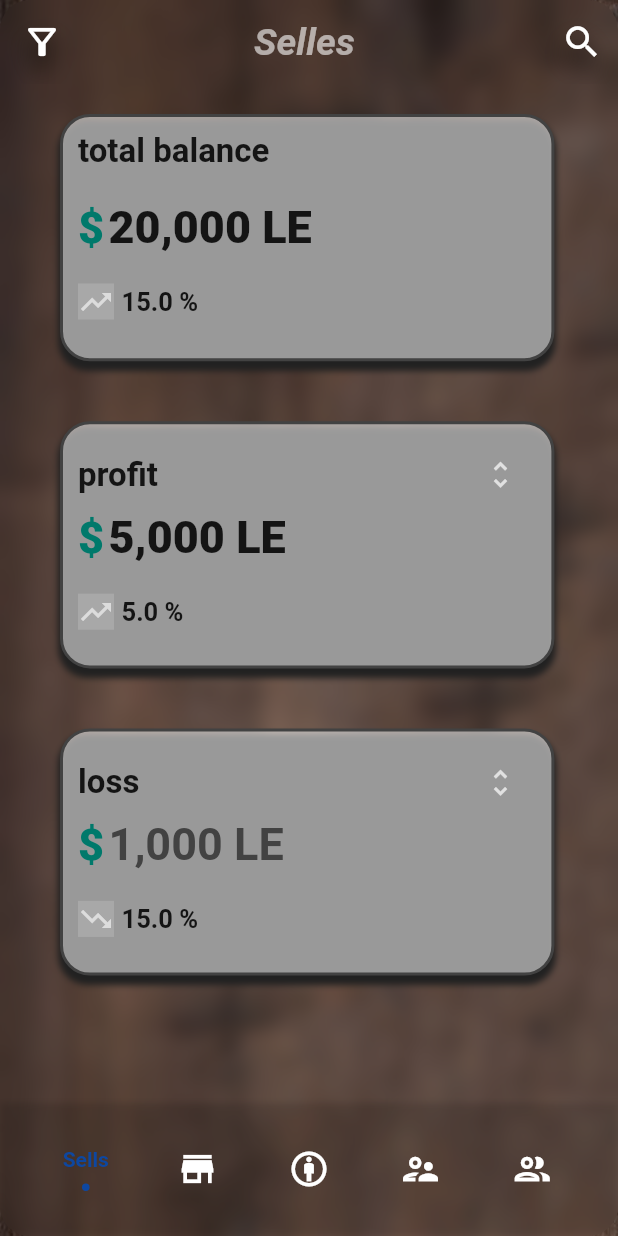
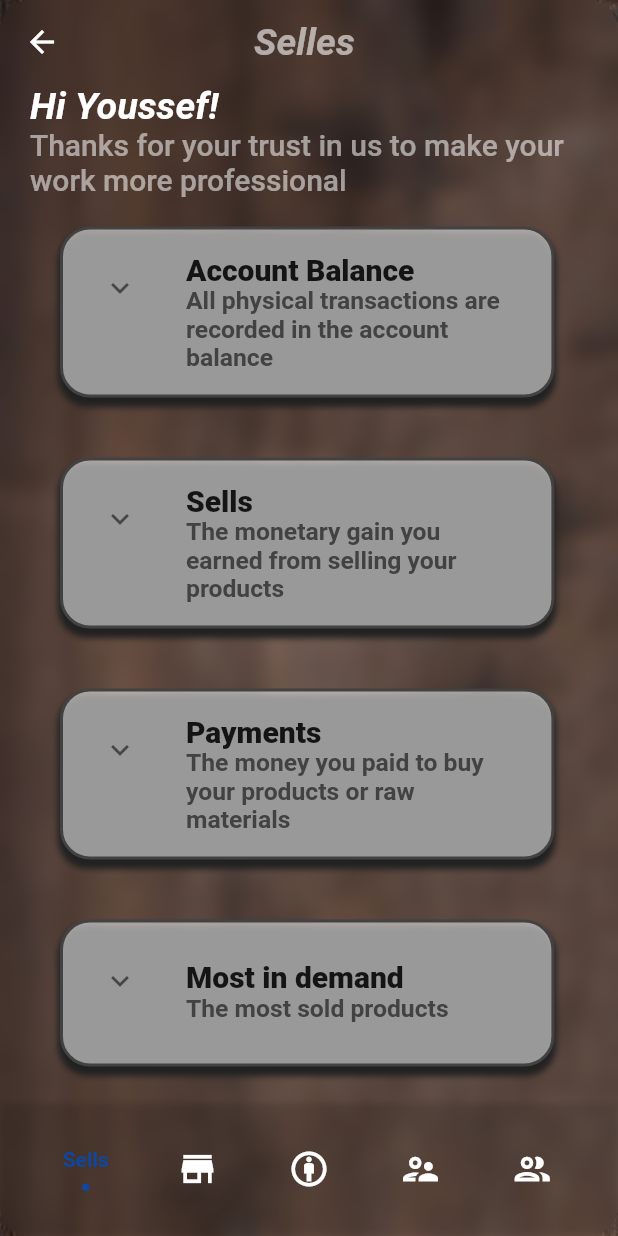
Before and after one commit to Youssef8997/casheir_mobill, a Flutter app: the HomeLayout screen opened directly, on a phone screen of 412 x 824 dp. Run offline on Flutter 3.47's test engine with Material 2 defaults, Android fonts, the phone set to English and light mode, and no system bars; drawn by our look-alikes of blurrycontainer, flashy_tab_bar2, shimmer; our stand-ins replace flutter_bloc, lottie; missing offline and left inert: connection_notifier.

Commit message:
Start to build app

```diff
--- a/lib/Cuibt/State.dart
+++ b/lib/Cuibt/State.dart
@@ -5,3 +5,4 @@ class ChangePosition extends MobilState{}
 class ChangeVisibalBar extends MobilState{}
 class ChangeActived extends MobilState{}
 class Changed extends MobilState{}
+class clopsed extends MobilState{}
--- a/lib/Cuibt/cuibt.dart
+++ b/lib/Cuibt/cuibt.dart
@@ -27,8 +27,10 @@ class MobilCuibt extends Cubit<MobilState> {
   String? positionValue ;
   bool signUpObscuring=true;
 //Sells
-  bool searchVisibleBar=false;// UI
+  var hideSubtitle=null;// UI
   var searchController = TextEditingController();
+
+
   //Store
   bool searchVisibleStore=false;// UI
   var searchControllerStore = TextEditingController();
@@ -75,13 +77,20 @@ void changeSignUpObsr(){
    emit(ChangePosition());
  }
  void changeSearchVisible(){
-  if(value==0) {
-      searchVisibleBar = !searchVisibleBar;
-  }
+
   if(value==1) {
       searchVisibleStore = !searchVisibleStore;
   }
     emit(ChangeVisibalBar());
  }
+ void ChangeHideSubtitle(Expanded){
+if(Expanded) {
+  hideSubtitle=Text("");
+} else {
+  hideSubtitle=null;
+}
+emit(clopsed());
+ }
+
 
 }
--- a/lib/HomeLayout/HomeLayout.dart
+++ b/lib/HomeLayout/HomeLayout.dart
@@ -37,27 +37,6 @@ class _HomeLayoutState extends State<HomeLayout> {
             backgroundColor: Colors.transparent,
             elevation: 0,
             actions: [
-              if (cuibt.value == 0)
-                IconButton(
-
-                  icon: Icon(
-                    cuibt.searchVisibleBar
-                        ? Icons.clear_outlined
-                        : Icons.search,
-                    color: Colors.white,
-                    size: 28,
-                    shadows: const [
-                      Shadow(
-                        color: Colors.black,
-                        blurRadius: 20,
-                        offset: Offset(0, 10),
-                      ),
-                    ],
-                  ),
-                  onPressed: () {
-                    cuibt.changeSearchVisible();
-                  },
-                ),
               if (cuibt.value ==1)
                 IconButton(
 
@@ -90,7 +69,7 @@ class _HomeLayoutState extends State<HomeLayout> {
                       fontWeight: FontWeight.bold,
                       fontSize: 25.0),
                 )),
-            leading: cuibt.value == 0
+            leading: cuibt.value == 1
                 ? IconButton(
                     icon: const Icon(
                       Icons.filter_alt_outlined,
--- a/lib/Models/Selles and baying.dart
+++ b/lib/Models/Selles and baying.dart
@@ -10,7 +10,9 @@ class SellesABuying extends StatelessWidget {
     return BlocConsumer<MobilCuibt, MobilState>(
       listener: (context, state) {},
       builder: (context, state) {
-        var Size = MediaQuery.of(context).size;
+        var Size = MediaQuery
+            .of(context)
+            .size;
         var cuibt = MobilCuibt.get(context);
         return SafeArea(
           child: Padding(
@@ -18,11 +20,49 @@ class SellesABuying extends StatelessWidget {
             child: SingleChildScrollView(
               physics: const BouncingScrollPhysics(),
               child: Column(
+                crossAxisAlignment: CrossAxisAlignment.start,
                 children: [
-                  Container(
+                  const Text("Hi Youssef!",style: TextStyle(fontSize: 25,fontWeight: FontWeight.bold,color: Colors.white,fontStyle: FontStyle.italic),),
+                  const Text("Thanks for your trust in us to make your work more professional ",style: TextStyle(fontSize: 20,fontWeight: FontWeight.w500,color: Colors.white54,),),
+                  MyExpansionTile(Size: Size, Children: [balanceContents()], Title: "Account Balance",SubTitle: "All physical transactions are recorded in the account balance",cuibt: cuibt,),
+                  MyExpansionTile(Size: Size, Children: [sellsContents()], Title: "Sells",SubTitle: "The monetary gain you earned from selling your products",cuibt: cuibt,),
+                  MyExpansionTile(Size: Size,
+                      Children: [paymentContents()],
+                      Title: "Payments",
+                  SubTitle: "The money you paid to buy your products or raw materials",
+                  cuibt: cuibt,
+                  ),
+                  MyExpansionTile(Size: Size, Children: [
+                    mostContents()
+                  ], Title: "Most in demand",
+                  SubTitle: "The most sold products",
+                  cuibt: cuibt,
+                  ),
+                  MyExpansionTile(Size: Size, Children: [
+                    leastContents()
+                  ], Title: "least in demand",
+                  SubTitle:"The least sold products",
+                  cuibt: cuibt,
+                  ),
+                ],
+              ),
+            ),
+          ),
+        );
+      },
+    );
+  }
+
+  Widget MyExpansionTile({
+    required Size Size,
+    required List<Widget> Children,
+    required String Title,
+     String ? SubTitle,
+    required MobilCuibt cuibt
+  }) {
+    return Container(
       padding: const EdgeInsets.symmetric(vertical: 10, horizontal: 10),
       margin: const EdgeInsetsDirectional.all(20.0),
-                    height: Size.height * .2,
       width: Size.width * .8,
       decoration: BoxDecoration(
           color: Colors.white54,
@@ -35,263 +75,283 @@ class SellesABuying extends StatelessWidget {
                 spreadRadius: 1,
                 offset: const Offset(0, 5)),
           ]),
-                    child: Column(
-                        crossAxisAlignment: CrossAxisAlignment.start,
+      //To hide Subtitle
+      child: ExpansionTile(onExpansionChanged: (bool)=>cuibt.ChangeHideSubtitle(bool),
+        subtitle: cuibt.hideSubtitle??Text(
+          SubTitle??"",
+          style: TextStyle(
+              color: Colors.grey[800]!,
+              fontSize: Size.width * .04,
+              fontWeight: FontWeight.bold),
+        ),
+        controlAffinity: ListTileControlAffinity.leading,
+        title: Text(
+          Title,
+          style: const TextStyle(fontSize: 20, fontWeight: FontWeight.w800),
+        ),
+        maintainState: true,
+        children: Children,
+      ),
+    );
+  }
+
+  Column balanceContents() {
+    return Column(
       children: [
-                          //Row of title
-                          const Text(
-                            "total balance",
-                            style: TextStyle(
-                                fontWeight: FontWeight.w600,
-                                fontSize: 22.0),
-                          ),
-              const SizedBox(height: 20,),
 
         //Row of Money
         Row(
-  children:  [
-    Text("\$",style: TextStyle(fontSize: 30,fontWeight: FontWeight.w800,color: Colors.teal[700]!),),
+          children: [
+            Text(
+              "\$",
+              style: TextStyle(
+                  fontSize: 30,
+                  fontWeight: FontWeight.w800,
+                  color: Colors.teal[700]!),
+            ),
             const SizedBox(width: 3),
-    const Text("20,000 LE",style: TextStyle(fontSize: 30,fontWeight: FontWeight.w800),),
-
+            const Text(
+              "20,000 LE",
+              style: TextStyle(
+                  fontSize: 30, fontWeight: FontWeight.w800),
+            ),
           ],
         ),
-                          const SizedBox(height: 20,),
+        const SizedBox(
+          height: 20,
+        ),
         //Row of analytics
-
         Row(
           children: [
             Container(
-                                color:Colors.white.withOpacity(.15)
-                                ,child: const Icon(
+              color: Colors.white.withOpacity(.15),
+              child: const Icon(
                 Icons.trending_up_outlined,
                 color: Colors.white60,
               ),
             ),
-                              const SizedBox(width: 5,),
-                              const Text("15.0 %",style: TextStyle( fontWeight: FontWeight.bold,fontSize: 17),)
-                            ],
+            const SizedBox(
+              width: 5,
+            ),
+            const Text(
+              "15.0 %",
+              style: TextStyle(
+                  fontWeight: FontWeight.bold, fontSize: 17),
             )
-
-
-                        ]),
-                  ),
-                  Container(
-                    padding: const EdgeInsets.symmetric(vertical: 10, horizontal: 10),
-                    margin: const EdgeInsetsDirectional.all(20.0),
-                    height: Size.height * .2,
-                    width: Size.width * .8,
-                    decoration: BoxDecoration(
-                        color: Colors.white54,
-                        borderRadius: BorderRadius.circular(20),
-                        border: Border.all(color: Colors.grey[800]!, width: 2),
-                        boxShadow: [
-                          BoxShadow(
-                              color: Colors.grey[900]!,
-                              blurRadius: 3,
-                              spreadRadius: 1,
-                              offset: const Offset(0, 5)),
-                        ]),
-                    child: Column(
-                        crossAxisAlignment: CrossAxisAlignment.start,
-                        children: [
-                          //Row of title
-                          Row(
-                            mainAxisAlignment: MainAxisAlignment.spaceBetween,
-                            children: [
-                              const Text(
-                                "profit",
-                                style: TextStyle(
-                                    fontWeight: FontWeight.w600,
-                                    fontSize: 22.0),
-                              ),
-                              IconButton(
-                                icon: const Icon(
-                                  Icons.unfold_more_outlined,
-                                  color: Colors.white70,
-                                  size: 23,
-                                ),
-                                onPressed: () {},)
           ],
         ),
+        const SizedBox(
+          height: 20,
+        ),
+      ],
+    );
+  }
+
+  Column sellsContents() {
+    return Column(
+      children: [
         //Row of Money
         Row(
-  children:  [
-    Text("\$",style: TextStyle(fontSize: 30,fontWeight: FontWeight.w800,color: Colors.teal[700]!),),
+          children: [
+            Text(
+              "\$",
+              style: TextStyle(
+                  fontSize: 30,
+                  fontWeight: FontWeight.w800,
+                  color: Colors.teal[700]!),
+            ),
             const SizedBox(width: 3),
-    const Text("5,000 LE",style: TextStyle(fontSize: 30,fontWeight: FontWeight.w800),),
-
+            const Text(
+              "20,000 LE",
+              style: TextStyle(
+                  fontSize: 30, fontWeight: FontWeight.w800),
+            ),
           ],
         ),
-                          const SizedBox(height: 20,),
+        const SizedBox(
+          height: 20,
+        ),
         //Row of analytics
-
         Row(
           children: [
             Container(
-                                color:Colors.white.withOpacity(.15)
-                                ,child: const Icon(
+              color: Colors.white.withOpacity(.15),
+              child: const Icon(
                 Icons.trending_up_outlined,
                 color: Colors.white60,
               ),
             ),
-                              const SizedBox(width: 5,),
-                              const Text("5.0 %",style: TextStyle( fontWeight: FontWeight.bold,fontSize: 17),)
-                            ],
+            const SizedBox(
+              width: 5,
+            ),
+            const Text(
+              "15.0 %",
+              style: TextStyle(
+                  fontWeight: FontWeight.bold, fontSize: 17),
             )
-
-
-                        ]),
-                  ),
-                  Container(
-                    padding: const EdgeInsets.symmetric(vertical: 10, horizontal: 10),
-                    margin: const EdgeInsetsDirectional.all(20.0),
-                    height: Size.height * .2,
-                    width: Size.width * .8,
-                    decoration: BoxDecoration(
-                        color: Colors.white54,
-                        borderRadius: BorderRadius.circular(20),
-                        border: Border.all(color: Colors.grey[800]!, width: 2),
-                        boxShadow: [
-                          BoxShadow(
-                              color: Colors.grey[900]!,
-                              blurRadius: 3,
-                              spreadRadius: 1,
-                              offset: const Offset(0, 5)),
-                        ]),
-                    child: Column(
-                        crossAxisAlignment: CrossAxisAlignment.start,
-                        children: [
-                          //Row of title
-                          Row(
-                            mainAxisAlignment: MainAxisAlignment.spaceBetween,
-                            children: [
-                              const Text(
-                                "loss",
-                                style: TextStyle(
-                                    fontWeight: FontWeight.w600,
-                                    fontSize: 22.0),
-                              ),
-                              IconButton(
-                                icon: const Icon(
-                                  Icons.unfold_more_outlined,
-                                  color: Colors.white70,
-                                  size: 23,
-                                ),
-                                onPressed: () {},)
           ],
         ),
+        const SizedBox(
+          height: 20,
+        ),
+      ],
+    );
+  }
+
+  Column paymentContents() {
+    return Column(
+      children: [
         //Row of Money
         Row(
-  children:  [
-    Text("\$",style: TextStyle(fontSize: 30,fontWeight: FontWeight.w800,color: Colors.teal[700]!),),
+          children: [
+            Text(
+              "\$",
+              style: TextStyle(
+                  fontSize: 30,
+                  fontWeight: FontWeight.w800,
+                  color: Colors.teal[700]!),
+            ),
             const SizedBox(width: 3),
-     Text("1,000 LE",style: TextStyle(fontSize: 30,fontWeight: FontWeight.w600,color: Colors.grey[800]!),),
-
+            const Text(
+              "20,000 LE",
+              style: TextStyle(
+                  fontSize: 30, fontWeight: FontWeight.w800),
+            ),
           ],
         ),
-                          const SizedBox(height: 20,),
+        const SizedBox(
+          height: 20,
+        ),
         //Row of analytics
-
         Row(
           children: [
             Container(
-                                color:Colors.white.withOpacity(.15)
-                                ,child: const Icon(
-                                  Icons.trending_down_outlined,
+              color: Colors.white.withOpacity(.15),
+              child: const Icon(
+                Icons.trending_up_outlined,
                 color: Colors.white60,
               ),
             ),
-                              const SizedBox(width: 5,),
-                              const Text("15.0 %",style: TextStyle( fontWeight: FontWeight.bold,fontSize: 17),)
+            const SizedBox(
+              width: 5,
+            ),
+            const Text(
+              "15.0 %",
+              style: TextStyle(
+                  fontWeight: FontWeight.bold, fontSize: 17),
+            )
           ],
-                          )
+        ),
+        const SizedBox(
+          height: 20,
+        ),
+      ],
+    );
+  }
 
-
-                        ]),
+  Column mostContents() {
+    return Column(
+      children: [
+        //Row of Money
+        Row(
+          children: [
+            Text(
+              "\$",
+              style: TextStyle(
+                  fontSize: 30,
+                  fontWeight: FontWeight.w800,
+                  color: Colors.teal[700]!),
+            ),
+            const SizedBox(width: 3),
+            const Text(
+              "20,000 LE",
+              style: TextStyle(
+                  fontSize: 30, fontWeight: FontWeight.w800),
             ),
           ],
         ),
+        const SizedBox(
+          height: 20,
+        ),
+        //Row of analytics
+        Row(
+          children: [
+            Container(
+              color: Colors.white.withOpacity(.15),
+              child: const Icon(
+                Icons.trending_up_outlined,
+                color: Colors.white60,
               ),
             ),
-        );
-      },
+            const SizedBox(
+              width: 5,
+            ),
+            const Text(
+              "15.0 %",
+              style: TextStyle(
+                  fontWeight: FontWeight.bold, fontSize: 17),
+            )
+          ],
+        ),
+        const SizedBox(
+          height: 20,
+        ),
+      ],
     );
   }
 
-  Visibility visibilitySearch(MobilCuibt cuibt) {
-    return Visibility(
-        replacement: const SizedBox(
-          height: 0,
-          width: 0,
+  Column leastContents() {
+    return Column(
+      children: [
+        //Row of Money
+        Row(
+          children: [
+            Text(
+              "\$",
+              style: TextStyle(
+                  fontSize: 30,
+                  fontWeight: FontWeight.w800,
+                  color: Colors.teal[700]!),
             ),
-        maintainSize: true,
-        maintainState: true,
-        maintainAnimation: true,
-        visible: cuibt.searchVisibleBar,
-        child: Align(
-          alignment: Alignment.topCenter,
-          child: MyTextField(
-            Controlr: cuibt.searchController,
-            hint: "pepsi",
-          ),
-        ));
-  }
-
-/*SizedBox(
-                    height: Size.height,
-                    width: Size.width,
-                    child: ListView.separated(
-                      physics: const BouncingScrollPhysics(),
-                        itemBuilder: (context,index)=>showItems(Size),
-                        separatorBuilder: (context,index)=>const SizedBox(height:15,),
-                        itemCount: 50),
-                  )*/
-  Container showItems(Size Size) {
-    return Container(
-      padding: const EdgeInsets.only(right: 10, left: 30),
-      height: 80,
-      width: Size.width,
-      decoration: BoxDecoration(
-          color: Colors.transparent,
-          borderRadius: BorderRadius.circular(50.0),
-          border: Border.all(color: Colors.grey[600]!, width: 4)),
-      child: Row(
-        children: [
-          Column(
-            crossAxisAlignment: CrossAxisAlignment.start,
-            mainAxisAlignment: MainAxisAlignment.center,
-            children: [
+            const SizedBox(width: 3),
             const Text(
-                "Pepsi",
+              "20,000 LE",
               style: TextStyle(
-                    fontSize: 20,
-                    color: Colors.white,
-                    fontWeight: FontWeight.bold),
-              ),
-              const SizedBox(
-                height: 10,
-              ),
-              Text(
-                "100.00 LE",
-                style: TextStyle(
-                    fontSize: 18,
-                    color: Colors.grey[300]!,
-                    fontWeight: FontWeight.bold),
+                  fontSize: 30, fontWeight: FontWeight.w800),
             ),
           ],
         ),
-          const Spacer(),
+        const SizedBox(
+          height: 20,
+        ),
+        //Row of analytics
+        Row(
+          children: [
+            Container(
+              color: Colors.white.withOpacity(.15),
+              child: const Icon(
+                Icons.trending_up_outlined,
+                color: Colors.white60,
+              ),
+            ),
+            const SizedBox(
+              width: 5,
+            ),
             const Text(
-            "50 Package",
+              "15.0 %",
               style: TextStyle(
-                fontSize: 20, color: Colors.white, fontWeight: FontWeight.bold),
+                  fontWeight: FontWeight.bold, fontSize: 17),
+            )
+          ],
+        ),
+        const SizedBox(
+          height: 20,
         ),
       ],
-      ),
     );
   }
-}
+
 //Show what they baying and selling
 //show most sold and most bought
 //show the little sold and bought
+}
--- a/lib/Models/Store and products.dart
+++ b/lib/Models/Store and products.dart
@@ -11,12 +11,24 @@ class StoreAProducts extends StatelessWidget {
       (
       listener: (context,state){},
       builder: (context,state){
+        var Size= MediaQuery.of(context).size;
         var cuibt=MobilCuibt.get(context);
         return SafeArea(
-          child: Column(
-            children: [
-              visibilitySearch(cuibt),
-            ],
+          child: SingleChildScrollView(
+            child: Column(
+              children: [
+                visibilitySearch(cuibt),
+                SizedBox(
+                  height: Size.height,
+                  width: Size.width,
+                  child: ListView.separated(
+                      physics: const BouncingScrollPhysics(),
+                      itemBuilder: (context,index)=>showItems(Size),
+                      separatorBuilder: (context,index)=>const SizedBox(height:15,),
+                      itemCount: 50),
+                )
+              ],
+            ),
           ),
         );
       },
@@ -38,5 +50,49 @@ class StoreAProducts extends StatelessWidget {
           ),
         ));
   }
+  Container showItems(Size Size) {
+    return Container(
+      padding: const EdgeInsets.only(right: 10, left: 30),
+      height: 80,
+      width: Size.width,
+      decoration: BoxDecoration(
+          color: Colors.transparent,
+          borderRadius: BorderRadius.circular(50.0),
+          border: Border.all(color: Colors.grey[600]!, width: 4)),
+      child: Row(
+        children: [
+          Column(
+            crossAxisAlignment: CrossAxisAlignment.start,
+            mainAxisAlignment: MainAxisAlignment.center,
+            children: [
+              const Text(
+                "Pepsi",
+                style: TextStyle(
+                    fontSize: 20,
+                    color: Colors.white,
+                    fontWeight: FontWeight.bold),
+              ),
+              const SizedBox(
+                height: 10,
+              ),
+              Text(
+                "100.00 LE",
+                style: TextStyle(
+                    fontSize: 18,
+                    color: Colors.grey[300]!,
+                    fontWeight: FontWeight.bold),
+              ),
+            ],
+          ),
+          const Spacer(),
+          const Text(
+            "50 Package",
+            style: TextStyle(
+                fontSize: 20, color: Colors.white, fontWeight: FontWeight.bold),
+          ),
+        ],
+      ),
+    );
+  }
 
 }
```
Lines whose indentation alone changed are shown as unchanged.
